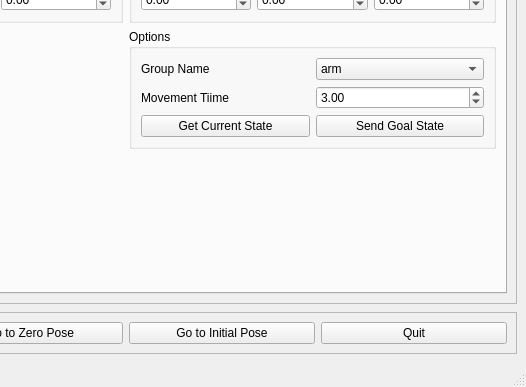
ROBOTIS-GIT/ROBOTIS-MANIPULATOR-H, file manipulator_h_sdk_gui/ui/main_window.ui: the form before one commit; both pictures show x 860 to 1386 and y 245 to 632 of the 1386 by 632 pixel window.
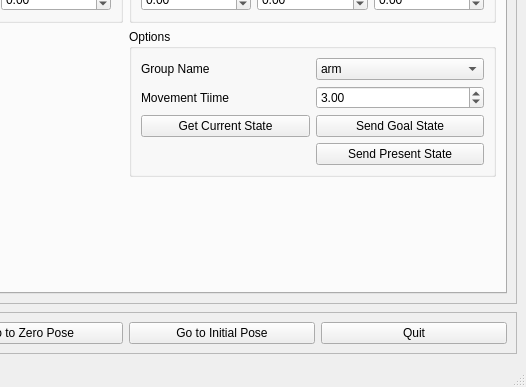
The form after the commit. The open tabs and pages were chosen to show the change. Icons and pictures are not drawn.

The edit to the form file:
```diff
--- a/manipulator_h_sdk_gui/ui/main_window.ui
+++ b/manipulator_h_sdk_gui/ui/main_window.ui
@@ -669,6 +669,13 @@
                  </property>
                 </widget>
                </item>
+               <item row="3" column="1">
+                <widget class="QPushButton" name="task_send_button_2">
+                 <property name="text">
+                  <string>Send Present State</string>
+                 </property>
+                </widget>
+               </item>
               </layout>
              </widget>
             </item>
```
Left out of the diff: 2 changed lines with no effect on the pictures.
